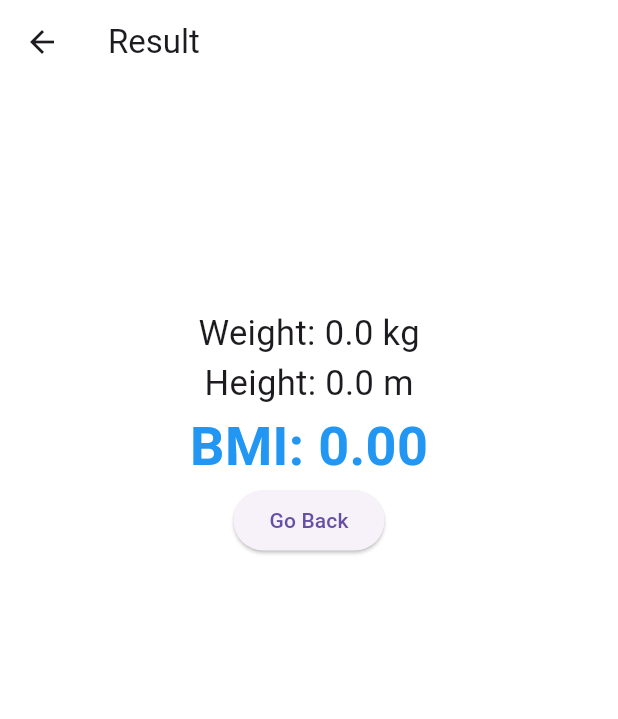
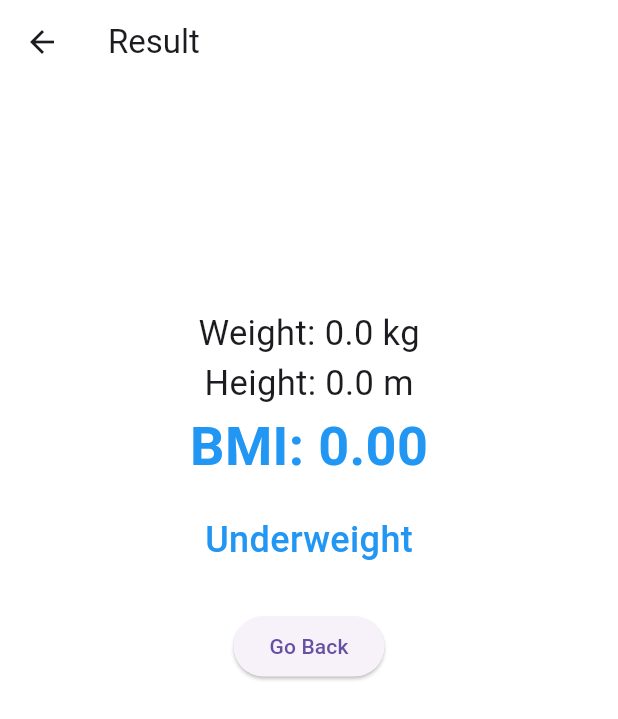
Before and after one commit to nitheeshts96/bmiapp, a Flutter app: the screen it shows after launch, after a tap on "Submit", on a phone screen of 412 x 824 dp. Shown: the top 719 px of the screen. Run offline on Flutter 3.47's test engine with Material 3 defaults, Android fonts, the phone set to English and light mode, and no system bars.

Commit message:
Refactor BMI color function to return category and message
The getBmiColor function was modified to return a map containing both the color and a message based on the BMI value. The build method was updated to use the new getBmiCategory function for displaying the BMI color and message.

```diff
--- a/lib/main.dart
+++ b/lib/main.dart
@@ -182,22 +182,38 @@ class DetailScreen extends StatefulWidget {
 }
 
 class _DetailScreenState extends State<DetailScreen> {
-  Color getBmiColor(String bmiString) {
+  // Modify the function to return both the color and the message
+  Map<String, dynamic> getBmiCategory(String bmiString) {
     double bmi = double.tryParse(bmiString) ?? 0;
 
     if (bmi < 18.5) {
-      return Colors.blue;
+      return {
+        'color': Colors.blue,
+        'message': 'Underweight'
+      };
     } else if (bmi < 24.9) {
-      return Colors.green;
+      return {
+        'color': Colors.green,
+        'message': 'Normal Weight'
+      };
     } else if (bmi < 29.9) {
-      return Colors.orange;
+      return {
+        'color': Colors.orange,
+        'message': 'Overweight'
+      };
     } else {
-      return Colors.red;
+      return {
+        'color': Colors.red,
+        'message': 'Obesity'
+      };
     }
   }
 
   @override
   Widget build(BuildContext context) {
+    // Get the BMI category and color from the function
+    var bmiCategory = getBmiCategory(widget.bmi);
+
     return Scaffold(
       backgroundColor: Colors.white,
       appBar: AppBar(
@@ -215,9 +231,19 @@ class _DetailScreenState extends State<DetailScreen> {
               style: TextStyle(
                 fontSize: 36,
                 fontWeight: FontWeight.bold,
-                color: getBmiColor(widget.bmi), // <-- Now works!
+                color: bmiCategory['color'], // Use color from bmiCategory
               ),
             ),
+            SizedBox(height: 20),
+            Text(
+              bmiCategory['message'], // Display BMI category message
+              style: TextStyle(
+                fontSize: 24,
+                fontWeight: FontWeight.w500,
+                color: bmiCategory['color'], // Same color for the message
+              ),
+            ),
+            SizedBox(height: 30),
             ElevatedButton(
               onPressed: () => Navigator.pop(context),
               child: Text("Go Back"),
```
